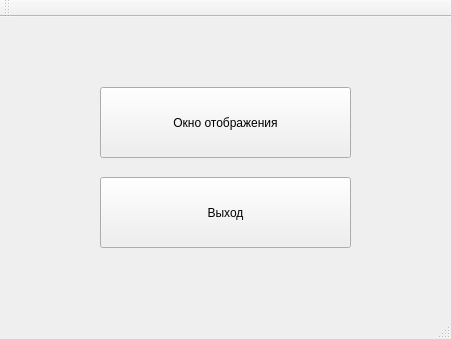
First picture: the form in MainWindow.ui, repository Longdaay/STOqt, before the edit.
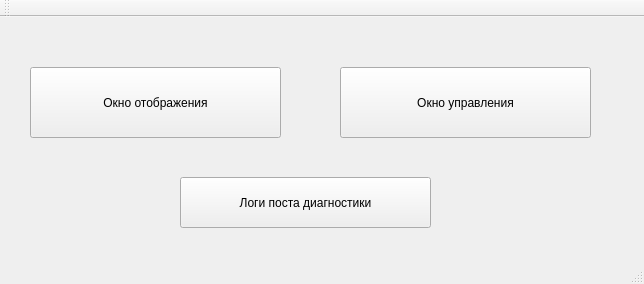
Second picture: the form after the edit.

```diff
--- a/MainWindow.ui
+++ b/MainWindow.ui
@@ -6,8 +6,8 @@
    <rect>
     <x>0</x>
     <y>0</y>
-    <width>451</width>
-    <height>339</height>
+    <width>644</width>
+    <height>284</height>
    </rect>
   </property>
   <property name="windowTitle">
@@ -17,8 +17,8 @@
    <widget class="QPushButton" name="pushButton">
     <property name="geometry">
      <rect>
-      <x>100</x>
-      <y>70</y>
+      <x>30</x>
+      <y>50</y>
       <width>251</width>
       <height>71</height>
      </rect>
@@ -30,14 +30,27 @@
    <widget class="QPushButton" name="pushButton_2">
     <property name="geometry">
      <rect>
-      <x>100</x>
+      <x>340</x>
+      <y>50</y>
+      <width>251</width>
+      <height>71</height>
+     </rect>
+    </property>
+    <property name="text">
+     <string>Окно управления</string>
+    </property>
+   </widget>
+   <widget class="QPushButton" name="pushButton_3">
+    <property name="geometry">
+     <rect>
+      <x>180</x>
       <y>160</y>
       <width>251</width>
-      <height>71</height>
+      <height>51</height>
      </rect>
     </property>
     <property name="text">
-     <string>Выход</string>
+     <string>Логи поста диагностики</string>
     </property>
    </widget>
   </widget>
```
Left out of the diff: 2 changed lines with no effect on the pictures.
